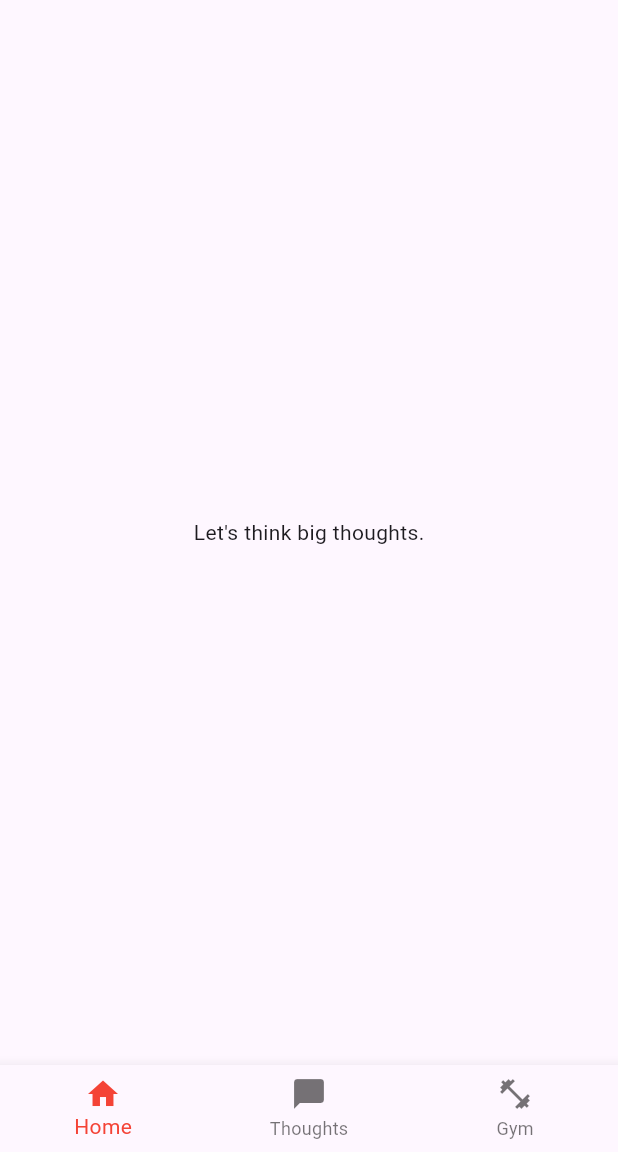
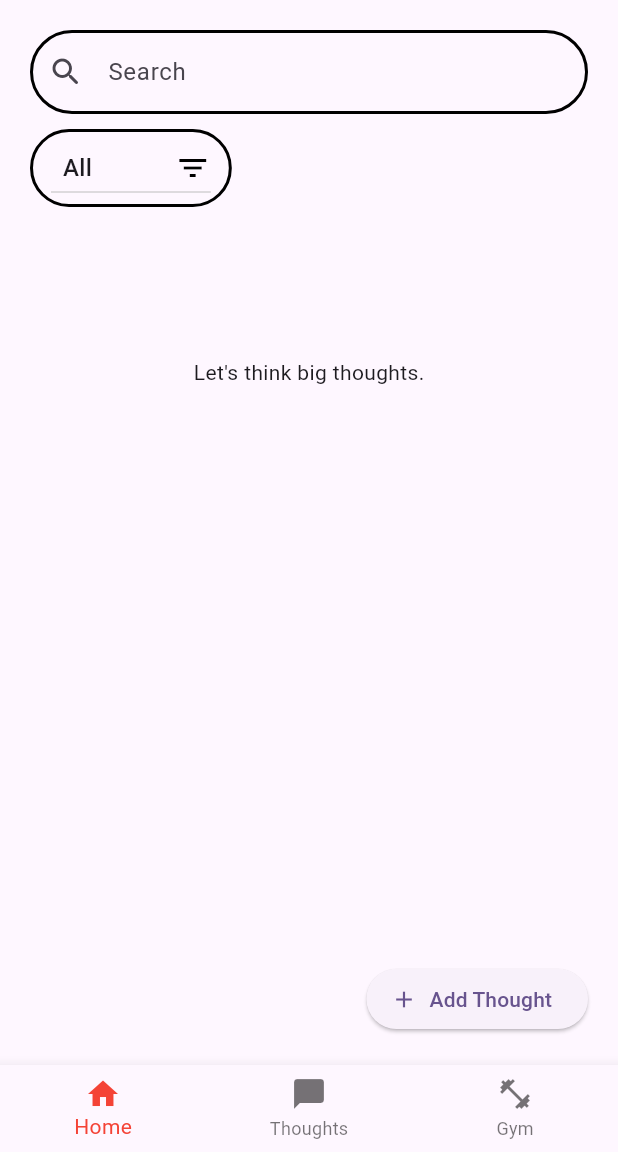
Before and after one commit to acm-uic/student-task-manager-sig-mobile-dev, a Flutter app: the ThoughtsPage screen opened by its route, on a phone screen of 412 x 824 dp, the part 84-1236 px from its top. Run offline on Flutter 3.47's test engine with Material 3 defaults, Android fonts, the light colour scheme and no system bars; our stand-ins replace get.

Commit message:
thought tank screen: add search bar and tags dropdown button on the top, make the screen scrollable, add a 'Add thought' button on the bottom (scrolldown doesnt affect this button)

```diff
--- a/lib/screens/thoughts.dart
+++ b/lib/screens/thoughts.dart
@@ -1,23 +1,115 @@
 import 'package:flutter/material.dart';
+import '../widgets/thought/tag_drop_down.dart';
 import '../widgets/general/bottom_tab_navigator.dart';
 
-class ThoughtsPage extends StatelessWidget {
-  const ThoughtsPage({ super.key });
+class ThoughtsPage extends StatefulWidget {
+  const ThoughtsPage({super.key});
+
+  @override
+  ThoughtsPageState createState() => ThoughtsPageState();
+}
+
+class ThoughtsPageState extends State<ThoughtsPage> {
+  String tag = '';
+  List<Thought> thoughts = [];
+  List<Thought> get filteredThoughts {
+    return tag.isEmpty
+        ? thoughts
+        : thoughts.where((thought) => thought.tag == tag).toList()
+      ..sort((a, b) => a.content.compareTo(b.content));
+  }
+
+  void thoughtCategory() {
+    // Add functionality here, such as navigating or filtering thoughts
+    print("Category filter tapped");
+  }
+
+  void addThought() {
+    // TODO: create a popup screen for adding new thought
+    //       The screen includes title, tags to choose, color picker,
+    //        a text field to enter thought, cancel and add button
+  }
 
   @override
   Widget build(BuildContext context) {
-    return (
-       Scaffold (
-        appBar: AppBar(
-          title: Text("UIC Task Manager"),
-          backgroundColor: Colors.red,
-          centerTitle: true,
+    return (Scaffold(
+      appBar: AppBar(
+        title: const Text("UIC Task Manager"),
+        backgroundColor: Colors.red,
+        centerTitle: true,
+      ),
+      body: Padding(
+        padding: const EdgeInsets.all(20.0),
+        child: Stack(
+          children: [
+            SingleChildScrollView(
+              child: Column(
+                mainAxisAlignment: MainAxisAlignment.spaceBetween,
+                children: <Widget>[
+                  TextField(
+                    decoration: InputDecoration(
+                      hintText: 'Search',
+                      prefixIcon: const Icon(Icons.search_rounded),
+                      enabledBorder: OutlineInputBorder(
+                        borderRadius: BorderRadius.circular(30),
+                        borderSide: const BorderSide(color: Colors.black, width: 2.0),
+                      ),
+                      focusedBorder: OutlineInputBorder(
+                        borderRadius: BorderRadius.circular(30),
+                        borderSide: const BorderSide(color: Colors.black, width: 2.0), // Border when focused
+                      ),
+                    ),
+                  ),
+                  const SizedBox(height: 10),
+                  Align(
+                      alignment: Alignment.topLeft,
+                      child: Container(
+                        padding: const EdgeInsets.symmetric(horizontal: 12),
+                        decoration: BoxDecoration(
+                          borderRadius:
+                              BorderRadius.circular(30), // Rounded corners
+                          border: Border.all(
+                              color: const Color.fromARGB(255, 0, 0, 0),
+                              width: 2
+                          ), // Border color and width
+                        ),
+                        child: TagDropdown(
+                            tag: tag,
+                            onChanged: (String? value) {
+                              setState(() {
+                                tag = value ?? '';
+                              });
+                            },
+                          ),
+                      )),
+                  const SizedBox(height: 100),
+                  const Align(
+                    alignment: Alignment.center,
+                    child: Text("Let's think big thoughts."),
+                  ),
+                ],
+              ),
+            ),
+            Align(
+              alignment: Alignment.bottomRight,
+              child: ElevatedButton.icon(
+                onPressed: addThought,
+                icon: const Icon(Icons.add),
+                label: const Text('Add Thought'),
+              ),
+            )
+          ],
         ),
-        body: const Center (
-          child: Text ("Let's think big thoughts.")
-        ),
-        bottomNavigationBar: bottomTabNavigator(),
-      )
-    );
+      ),
+      bottomNavigationBar: bottomTabNavigator(),
+    ));
   }
 }
+
+class Thought {
+  String content;
+  String tag;
+  Color color;
+
+  Thought({required this.content, required this.tag, required this.color});
+}
--- /dev/null
+++ b/lib/widgets/thought/tag_drop_down.dart
@@ -0,0 +1,44 @@
+import 'package:flutter/material.dart';
+
+class TagDropdown extends StatelessWidget {
+  final String tag;
+  final ValueChanged<String?> onChanged;
+
+  // Constructor for CategoryDropdown
+  const TagDropdown({
+    super.key,
+    required this.tag,
+    required this.onChanged,
+  });
+
+  @override
+  Widget build(BuildContext context) {
+    return DropdownButton<String>(
+      value: tag.isEmpty ? 'All' : tag,
+      onChanged: onChanged,
+      items: <String>['All', 'College', 'Work', 'Personal']
+          .map<DropdownMenuItem<String>>((String value) {
+        return DropdownMenuItem<String>(
+          value: value,
+          child: Text(value),
+        );
+      }).toList(),
+      icon: const Icon(
+        Icons.filter_list,
+        color: Color.fromARGB(255, 0, 0, 0),
+      ),
+      selectedItemBuilder: (BuildContext context) {
+        return <String>['All', 'College', 'Work', 'Personal']
+            .map((String value) {
+          return Row(
+            children: [
+              const SizedBox(width: 8), // Space between icon and text
+              Text(value),
+              const SizedBox(width: 10),
+            ],
+          );
+        }).toList();
+      },
+    );
+  }
+}
```
